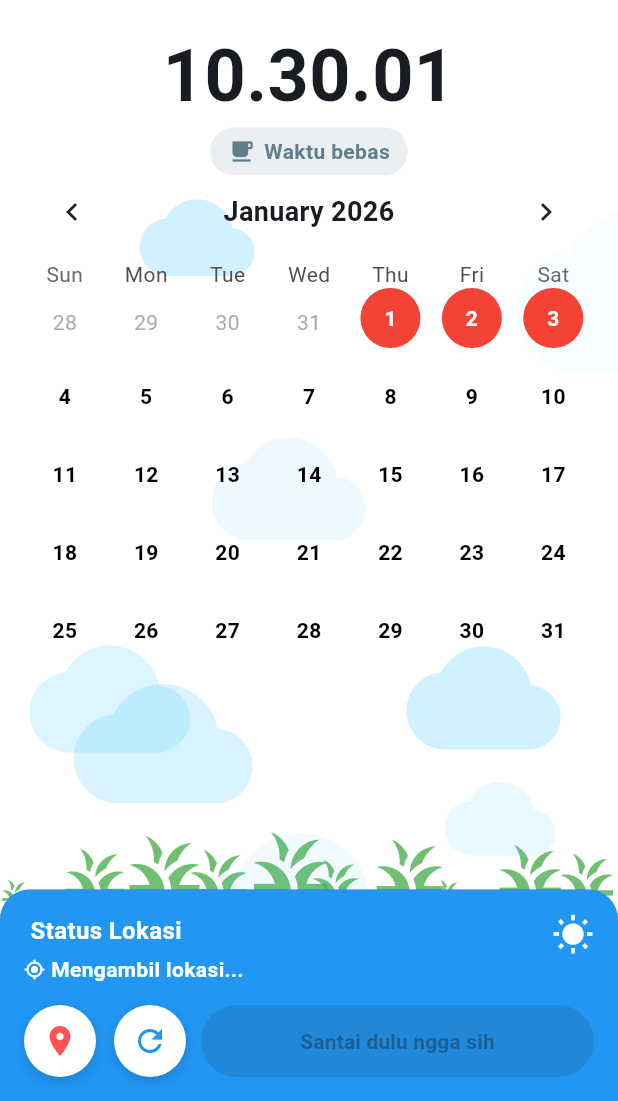
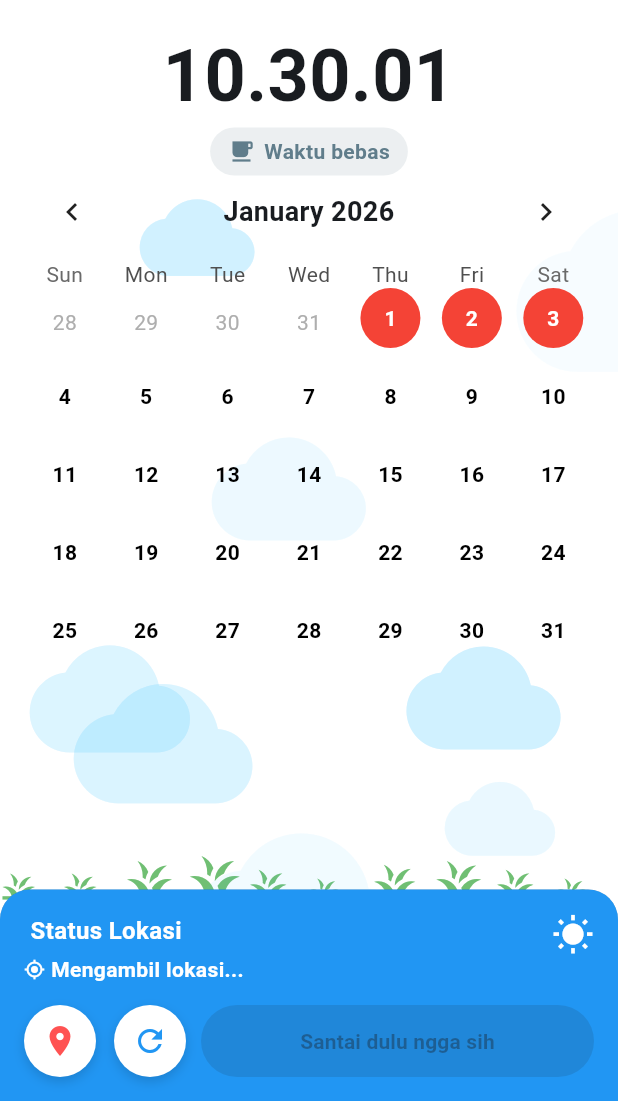
Before and after one commit to UsmanAzizz/tap1, a Flutter app: the HomePage screen opened directly, on a phone screen of 412 x 824 dp, the part 135-1236 px from its top. Run offline on Flutter 3.47's test engine with Material 3 defaults, Android fonts, the phone set to English and light mode, and no system bars; drawn by our look-alikes of table_calendar; our stand-ins replace cloud_firestore, firebase_core, geolocator, shared_preferences; accounts and stored records are empty.

Commit message:
commit 7

```diff
--- a/lib/services/calendar_widget.dart
+++ b/lib/services/calendar_widget.dart
@@ -174,6 +174,11 @@ Future<void> showSwapFieldDialog(
 
       // Set field
       await docRef.set({fieldKey: fieldValue}, SetOptions(merge: true));
+  if (mounted) {
+      setState(() {
+        swapEvents[onlyDate(day)] = fieldValue;
+      });
+    }
 
       // Pakai showTopNotification, aman walau context berasal dari dialog
       if (mounted) {
--- a/lib/widget/appbar.dart
+++ b/lib/widget/appbar.dart
@@ -120,7 +120,7 @@ class _HeaderWithSymbolsState extends State<HeaderWithSymbols>
     final screenWidth = MediaQuery.of(context).size.width;
     final containerHeight = 130.0;
 
-    final bool isNight = DateTime.now().hour >= 23;
+    final bool isNight = DateTime.now().hour >= 18;
 
     return ClipRRect(
       borderRadius: const BorderRadius.only(bottomRight: Radius.circular(28)),
--- a/lib/widget/bubble_widget.dart
+++ b/lib/widget/bubble_widget.dart
@@ -40,8 +40,8 @@ class _BubbleWidgetState extends State<BubbleWidget>
     // Inisialisasi pohon beriringan
    trees = List.generate(treeCount, (i) {
   return _MovingTree(
-        x: i / treeCount, // posisi horizontal beriringan
-        height: 20 + _random.nextInt(40), // tinggi pohon acak tapi seragam
+    x: i / treeCount,
+    height: 20 + _random.nextInt(25), // 20–39 px → lebih kecil
     speed: 0.00005 + _random.nextDouble() * 0.00005, // sangat lambat
   );
 });
@@ -67,9 +67,10 @@ class _BubbleWidgetState extends State<BubbleWidget>
   tree.x -= tree.speed;
   if (tree.x < -0.5) {
     tree.x = 1.0 + _random.nextDouble();
-              tree.height = 50 + _random.nextInt(50);
+    tree.height = 25 + _random.nextInt(5); // 20–39 px → tetap kecil
   }
 }
+
         });
       });
 
```
Lines whose indentation alone changed are shown as unchanged.
